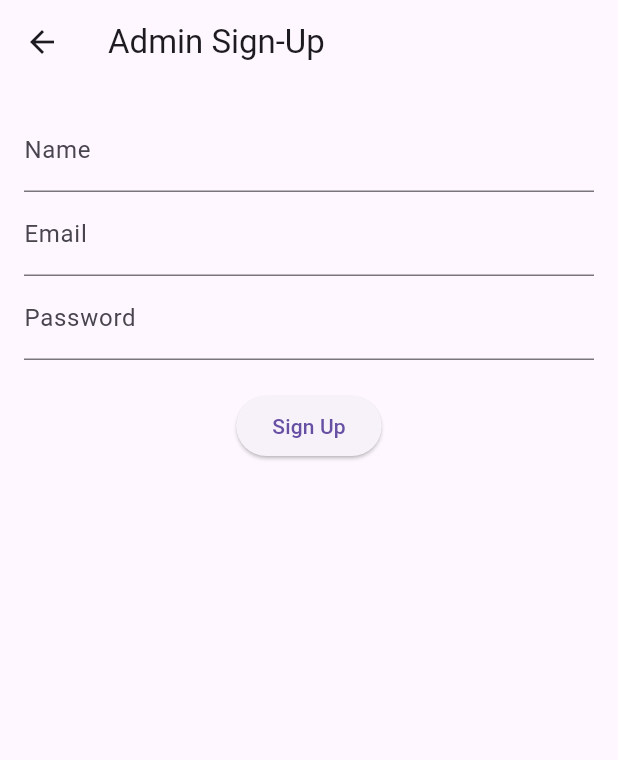
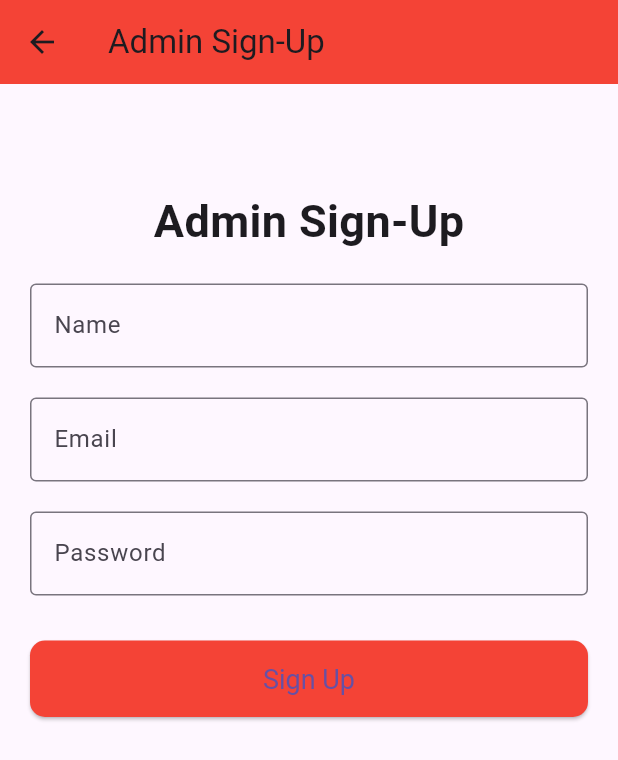
Before and after one commit to Ahmed-Eldera/Orphange, a Flutter app: the AdminSignUpScreen screen opened directly, on a phone screen of 412 x 824 dp. Shown: the top 760 px of the screen. Run offline on Flutter 3.47's test engine with Material 3 defaults, Android fonts, the phone set to English and light mode, and no system bars; our stand-ins replace cloud_firestore, firebase_auth, firebase_core; accounts and stored records are empty.

Commit message:
Admin Login and Sign Up UI Enhanced

```diff
--- a/lib/views/admin_sign_up_screen.dart
+++ b/lib/views/admin_sign_up_screen.dart
@@ -56,34 +56,71 @@ class _AdminSignUpScreenState extends State<AdminSignUpScreen> {
   @override
   Widget build(BuildContext context) {
     return Scaffold(
-      appBar: AppBar(title: const Text('Admin Sign-Up')),
-      body: Padding(
-        padding: const EdgeInsets.all(16.0),
-        child: Form(
-          child: Column(
+      appBar: AppBar(
+        title: const Text('Admin Sign-Up'),
+        backgroundColor: Colors.red,
+      ),
+      body: Container(
+        padding: const EdgeInsets.all(20),
+        child: ListView(
           children: [
+            const SizedBox(height: 50),
+
+            // Title
+            const Center(
+              child: Text(
+                'Admin Sign-Up',
+                style: TextStyle(
+                  fontSize: 30,
+                  fontWeight: FontWeight.bold,
+                ),
+              ),
+            ),
+            const SizedBox(height: 20),
+
+            // Input Fields
             TextFormField(
               controller: _nameController,
-                decoration: const InputDecoration(labelText: 'Name'),
+              decoration: InputDecoration(
+                labelText: 'Name',
+                border: OutlineInputBorder(),
               ),
+            ),
+            const SizedBox(height: 20),
             TextFormField(
               controller: _emailController,
-                decoration: const InputDecoration(labelText: 'Email'),
+              decoration: InputDecoration(
+                labelText: 'Email',
+                border: OutlineInputBorder(),
               ),
+            ),
+            const SizedBox(height: 20),
             TextFormField(
               controller: _passwordController,
               obscureText: true,
-                decoration: const InputDecoration(labelText: 'Password'),
+              decoration: InputDecoration(
+                labelText: 'Password',
+                border: OutlineInputBorder(),
               ),
-              const SizedBox(height: 20),
+            ),
+            const SizedBox(height: 30),
+
+            // Sign Up Button
             ElevatedButton(
+              style: ElevatedButton.styleFrom(
+                backgroundColor: Colors.red,
+                padding: const EdgeInsets.symmetric(vertical: 15),
+                shape: RoundedRectangleBorder(
+                  borderRadius: BorderRadius.circular(10),
+                ),
+                textStyle: const TextStyle(fontSize: 18),
+              ),
               onPressed: _handleSignUp,
               child: const Text('Sign Up'),
             ),
           ],
         ),
       ),
-      ),
     );
   }
 }
```
Also changed, not shown: lib/views/admin_login_screen.dart (+44 -9 lines). Lines whose indentation alone changed are shown as unchanged.
